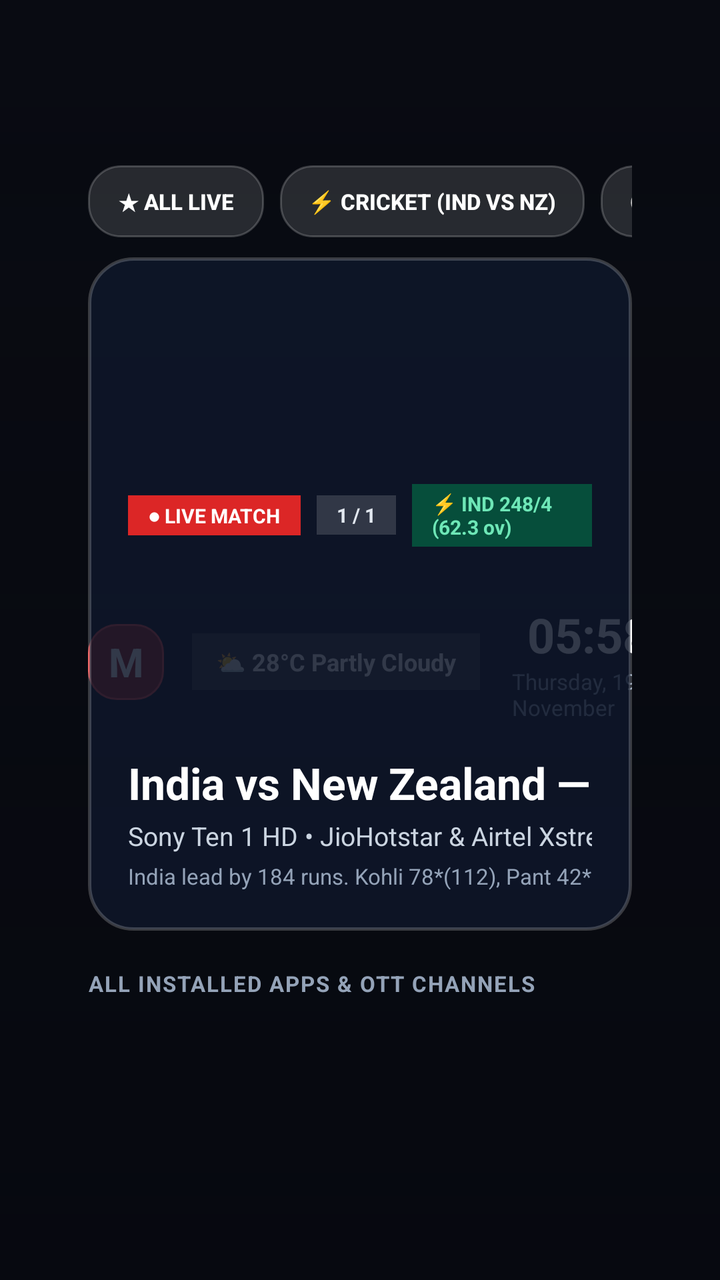
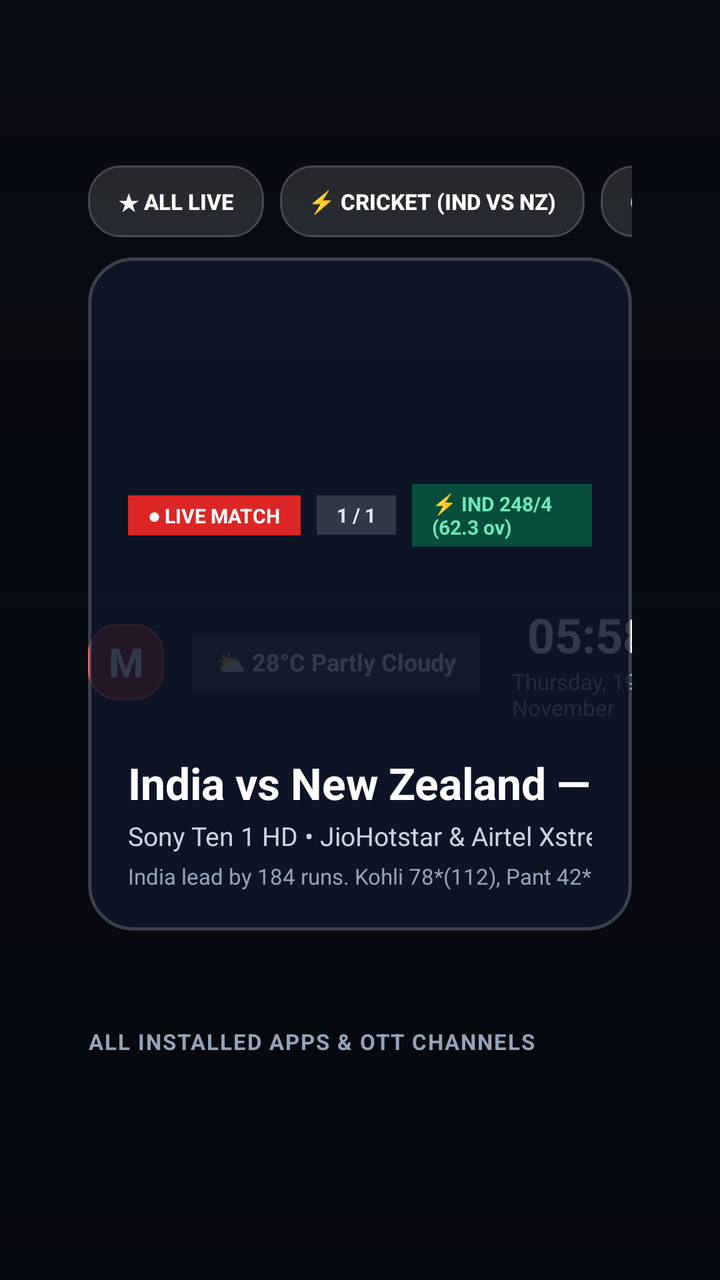

Two renders of the same Android screen: before a commit and after it. Below are the layout's source before the change and the commit's diff.
<!-- AndroidManifest.xml: application theme Theme.MashadLauncher -->
<!-- res/layout/activity_main.xml -->
<?xml version="1.0" encoding="utf-8"?>
<FrameLayout xmlns:android="http://schemas.android.com/apk/res/android"
    android:layout_width="match_parent"
    android:layout_height="match_parent"
    android:background="@color/bg_dark">

    
    <ImageView
        android:id="@+id/ivWallpaper"
        android:layout_width="match_parent"
        android:layout_height="match_parent"
        android:scaleType="centerCrop"
        android:contentDescription="@null" />

    
    <View
        android:layout_width="match_parent"
        android:layout_height="match_parent"
        android:background="@drawable/scrim_vignette" />

    
    <LinearLayout
        android:layout_width="match_parent"
        android:layout_height="wrap_content"
        android:orientation="horizontal"
        android:gravity="center_vertical"
        android:paddingStart="44dp"
        android:paddingEnd="44dp"
        android:paddingTop="22dp">

        <TextView
            android:layout_width="38dp"
            android:layout_height="38dp"
            android:background="@drawable/bg_btn_primary"
            android:gravity="center"
            android:text="M"
            android:textColor="#FFFFFF"
            android:textSize="20sp"
            android:textStyle="bold" />

        <LinearLayout
            android:layout_width="0dp"
            android:layout_height="wrap_content"
            android:layout_weight="1"
            android:orientation="vertical"
            android:layout_marginStart="14dp">

            <TextView
                android:layout_width="wrap_content"
                android:layout_height="wrap_content"
                android:text="MASHAD LAUNCHER"
                android:textColor="#FFFFFF"
                android:textSize="17sp"
                android:textStyle="bold"
                android:letterSpacing="0.04" />

            <TextView
                android:id="@+id/tvLiveStatus"
                android:layout_width="wrap_content"
                android:layout_height="wrap_content"
                android:text="● Multi-Sports &amp; Live Regional EPG Active"
                android:textColor="#10B981"
                android:textSize="11sp" />
        </LinearLayout>

        
        <LinearLayout
            android:layout_width="wrap_content"
            android:layout_height="wrap_content"
            android:orientation="horizontal"
            android:gravity="center_vertical">

            <LinearLayout
                android:layout_width="wrap_content"
                android:layout_height="wrap_content"
                android:background="#26FFFFFF"
                android:paddingStart="12dp"
                android:paddingEnd="12dp"
                android:paddingTop="6dp"
                android:paddingBottom="6dp"
                android:layout_marginEnd="16dp"
                android:orientation="horizontal"
                android:gravity="center_vertical">

                <TextView
                    android:id="@+id/tvWeather"
                    android:layout_width="wrap_content"
                    android:layout_height="wrap_content"
                    android:text="⛅ 28°C Partly Cloudy"
                    android:textColor="#FFFFFF"
                    android:textSize="12sp"
                    android:textStyle="bold" />
            </LinearLayout>

            <LinearLayout
                android:layout_width="wrap_content"
                android:layout_height="wrap_content"
                android:orientation="vertical"
                android:gravity="end">

                <TextView
                    android:id="@+id/tvClock"
                    android:layout_width="wrap_content"
                    android:layout_height="wrap_content"
                    android:text="05:58 AM"
                    android:textColor="#FFFFFF"
                    android:textSize="24sp"
                    android:textStyle="bold" />

                <TextView
                    android:id="@+id/tvDate"
                    android:layout_width="wrap_content"
                    android:layout_height="wrap_content"
                    android:text="Thursday, 19 November"
                    android:textColor="#94A3B8"
                    android:textSize="11sp" />
            </LinearLayout>
        </LinearLayout>
    </LinearLayout>

    
    <LinearLayout
        android:layout_width="match_parent"
        android:layout_height="wrap_content"
        android:layout_gravity="center_vertical"
        android:layout_marginStart="44dp"
        android:layout_marginEnd="44dp"
        android:layout_marginBottom="46dp"
        android:orientation="vertical">

        
        <HorizontalScrollView
            android:layout_width="match_parent"
            android:layout_height="wrap_content"
            android:scrollbars="none"
            android:overScrollMode="never"
            android:layout_marginBottom="10dp">

            <LinearLayout
                android:layout_width="wrap_content"
                android:layout_height="wrap_content"
                android:orientation="horizontal">

                <Button
                    android:id="@+id/btnFilterAll"
                    android:layout_width="wrap_content"
                    android:layout_height="36dp"
                    android:background="@drawable/bg_chip_filter"
                    android:focusable="true"
                    android:paddingStart="14dp"
                    android:paddingEnd="14dp"
                    android:text="★ ALL LIVE"
                    android:textColor="#FFFFFF"
                    android:textSize="11sp"
                    android:textStyle="bold" />

                <Button
                    android:id="@+id/btnFilterCricket"
                    android:layout_width="wrap_content"
                    android:layout_height="36dp"
                    android:layout_marginStart="8dp"
                    android:background="@drawable/bg_chip_filter"
                    android:focusable="true"
                    android:paddingStart="14dp"
                    android:paddingEnd="14dp"
                    android:text="⚡ CRICKET (IND vs NZ)"
                    android:textColor="#FFFFFF"
                    android:textSize="11sp"
                    android:textStyle="bold" />

                <Button
                    android:id="@+id/btnFilterFootball"
                    android:layout_width="wrap_content"
                    android:layout_height="36dp"
                    android:layout_marginStart="8dp"
                    android:background="@drawable/bg_chip_filter"
                    android:focusable="true"
                    android:paddingStart="14dp"
                    android:paddingEnd="14dp"
                    android:text="⚽ FOOTBALL (ISL / UEFA)"
                    android:textColor="#FFFFFF"
                    android:textSize="11sp"
                    android:textStyle="bold" />

                <Button
                    android:id="@+id/btnFilterOtherSports"
                    android:layout_width="wrap_content"
                    android:layout_height="36dp"
                    android:layout_marginStart="8dp"
                    android:background="@drawable/bg_chip_filter"
                    android:focusable="true"
                    android:paddingStart="14dp"
                    android:paddingEnd="14dp"
                    android:text="🥊 PKL / TENNIS / F1"
                    android:textColor="#FFFFFF"
                    android:textSize="11sp"
                    android:textStyle="bold" />

                <Button
                    android:id="@+id/btnFilterMalayalam"
                    android:layout_width="wrap_content"
                    android:layout_height="36dp"
                    android:layout_marginStart="8dp"
                    android:background="@drawable/bg_chip_filter"
                    android:focusable="true"
                    android:paddingStart="14dp"
                    android:paddingEnd="14dp"
                    android:text="🌴 MALAYALAM"
                    android:textColor="#FFFFFF"
                    android:textSize="11sp"
                    android:textStyle="bold" />

                <Button
                    android:id="@+id/btnFilterTamil"
                    android:layout_width="wrap_content"
                    android:layout_height="36dp"
                    android:layout_marginStart="8dp"
                    android:background="@drawable/bg_chip_filter"
                    android:focusable="true"
                    android:paddingStart="14dp"
                    android:paddingEnd="14dp"
                    android:text="🎬 TAMIL"
                    android:textColor="#FFFFFF"
                    android:textSize="11sp"
                    android:textStyle="bold" />

                <Button
                    android:id="@+id/btnFilterHindi"
                    android:layout_width="wrap_content"
                    android:layout_height="36dp"
                    android:layout_marginStart="8dp"
                    android:background="@drawable/bg_chip_filter"
                    android:focusable="true"
                    android:paddingStart="14dp"
                    android:paddingEnd="14dp"
                    android:text="📺 HINDI"
                    android:textColor="#FFFFFF"
                    android:textSize="11sp"
                    android:textStyle="bold" />
            </LinearLayout>
        </HorizontalScrollView>

        
        <LinearLayout
            android:id="@+id/cardLiveDock"
            android:layout_width="match_parent"
            android:layout_height="wrap_content"
            android:background="@drawable/bg_glass_card"
            android:orientation="vertical"
            android:padding="20dp">

            
            <LinearLayout
                android:layout_width="match_parent"
                android:layout_height="wrap_content"
                android:orientation="horizontal"
                android:gravity="center_vertical">

                <TextView
                    android:id="@+id/tvLiveBadge"
                    android:layout_width="wrap_content"
                    android:layout_height="wrap_content"
                    android:background="#DC2626"
                    android:paddingStart="10dp"
                    android:paddingEnd="10dp"
                    android:paddingTop="3dp"
                    android:paddingBottom="3dp"
                    android:text="● LIVE MATCH"
                    android:textColor="#FFFFFF"
                    android:textSize="10sp"
                    android:textStyle="bold" />

                <TextView
                    android:id="@+id/tvEventCounter"
                    android:layout_width="wrap_content"
                    android:layout_height="wrap_content"
                    android:layout_marginStart="8dp"
                    android:background="#26FFFFFF"
                    android:paddingStart="10dp"
                    android:paddingEnd="10dp"
                    android:paddingTop="3dp"
                    android:paddingBottom="3dp"
                    android:text="1 / 1"
                    android:textColor="#E2E8F0"
                    android:textSize="10sp"
                    android:textStyle="bold" />

                <TextView
                    android:id="@+id/tvLiveScore"
                    android:layout_width="wrap_content"
                    android:layout_height="wrap_content"
                    android:layout_marginStart="8dp"
                    android:background="#064E3B"
                    android:paddingStart="10dp"
                    android:paddingEnd="10dp"
                    android:paddingTop="3dp"
                    android:paddingBottom="3dp"
                    android:text="⚡ IND 248/4 (62.3 ov)"
                    android:textColor="#6EE7B7"
                    android:textSize="10sp"
                    android:textStyle="bold" />

                <TextView
                    android:id="@+id/tvChannelBadge"
                    android:layout_width="wrap_content"
                    android:layout_height="wrap_content"
                    android:layout_marginStart="8dp"
                    android:background="#312E81"
                    android:paddingStart="10dp"
                    android:paddingEnd="10dp"
                    android:paddingTop="3dp"
                    android:paddingBottom="3dp"
                    android:text="SONY TEN 1 HD"
                    android:textColor="#C7D2FE"
                    android:textSize="10sp"
                    android:textStyle="bold" />

                <TextView
                    android:id="@+id/tvVenueTag"
                    android:layout_width="wrap_content"
                    android:layout_height="wrap_content"
                    android:layout_marginStart="8dp"
                    android:background="#1E293B"
                    android:paddingStart="10dp"
                    android:paddingEnd="10dp"
                    android:paddingTop="3dp"
                    android:paddingBottom="3dp"
                    android:text="📍 Wankhede Stadium"
                    android:textColor="#94A3B8"
                    android:textSize="10sp"
                    android:textStyle="bold" />
            </LinearLayout>

            <Space
                android:layout_width="match_parent"
                android:layout_height="10dp" />

            
            <LinearLayout
                android:layout_width="match_parent"
                android:layout_height="wrap_content"
                android:orientation="horizontal"
                android:gravity="center_vertical">

                <LinearLayout
                    android:layout_width="0dp"
                    android:layout_height="wrap_content"
                    android:layout_weight="1"
                    android:orientation="vertical">

                    <TextView
                        android:id="@+id/tvEventTitle"
                        android:layout_width="wrap_content"
                        android:layout_height="wrap_content"
                        android:text="India vs New Zealand — 2nd Test Day 3"
                        android:textColor="#FFFFFF"
                        android:textSize="22sp"
                        android:textStyle="bold"
                        android:maxLines="1"
                        android:ellipsize="end" />

                    <TextView
                        android:id="@+id/tvEventSubtitle"
                        android:layout_width="wrap_content"
                        android:layout_height="wrap_content"
                        android:layout_marginTop="3dp"
                        android:text="Sony Ten 1 HD • JioHotstar &amp; Airtel Xstream • Live Broadcast"
                        android:textColor="#CBD5E1"
                        android:textSize="13sp" />

                    <TextView
                        android:id="@+id/tvEventDetails"
                        android:layout_width="wrap_content"
                        android:layout_height="wrap_content"
                        android:layout_marginTop="4dp"
                        android:text="India lead by 184 runs. Kohli 78*(112), Pant 42*(38). Watch on Airtel Xstream Play or JioHotstar."
                        android:textColor="#94A3B8"
                        android:textSize="11sp" />
                </LinearLayout>

                
                <LinearLayout
                    android:layout_width="wrap_content"
                    android:layout_height="wrap_content"
                    android:orientation="horizontal"
                    android:gravity="center_vertical">

                    <Button
                        android:id="@+id/btnPrev"
                        android:layout_width="54dp"
                        android:layout_height="44dp"
                        android:background="@drawable/bg_btn_nav"
                        android:focusable="true"
                        android:nextFocusDown="@id/rvApps"
                        android:text="‹"
                        android:textColor="#FFFFFF"
                        android:textSize="22sp" />

                    <Button
                        android:id="@+id/btnNext"
                        android:layout_width="54dp"
                        android:layout_height="44dp"
                        android:layout_marginStart="8dp"
                        android:background="@drawable/bg_btn_nav"
                        android:focusable="true"
                        android:nextFocusDown="@id/rvApps"
                        android:text="›"
                        android:textColor="#FFFFFF"
                        android:textSize="22sp" />

                    <Button
                        android:id="@+id/btnWatch"
                        android:layout_width="wrap_content"
                        android:layout_height="44dp"
                        android:layout_marginStart="10dp"
                        android:background="@drawable/bg_btn_primary"
                        android:focusable="true"
                        android:nextFocusDown="@id/rvApps"
                        android:paddingStart="16dp"
                        android:paddingEnd="16dp"
                        android:text="▶ WATCH"
                        android:textColor="#FFFFFF"
                        android:textSize="13sp"
                        android:textStyle="bold" />

                    <Button
                        android:id="@+id/btnXstream"
                        android:layout_width="wrap_content"
                        android:layout_height="44dp"
                        android:layout_marginStart="8dp"
                        android:background="@drawable/bg_btn_secondary"
                        android:focusable="true"
                        android:nextFocusDown="@id/rvApps"
                        android:paddingStart="16dp"
                        android:paddingEnd="16dp"
                        android:text="AIRTEL XSTREAM"
                        android:textColor="#FFFFFF"
                        android:textSize="13sp"
                        android:textStyle="bold" />
                </LinearLayout>
            </LinearLayout>
        </LinearLayout>
    </LinearLayout>

    
    <LinearLayout
        android:layout_width="match_parent"
        android:layout_height="wrap_content"
        android:layout_gravity="bottom"
        android:orientation="vertical"
        android:paddingStart="44dp"
        android:paddingEnd="44dp"
        android:paddingBottom="20dp">

        <TextView
            android:id="@+id/tvAppsCount"
            android:layout_width="wrap_content"
            android:layout_height="wrap_content"
            android:text="ALL INSTALLED APPS &amp; OTT CHANNELS"
            android:textColor="#94A3B8"
            android:textSize="11sp"
            android:textStyle="bold"
            android:letterSpacing="0.06" />

        <Space
            android:layout_width="match_parent"
            android:layout_height="6dp" />

        <androidx.recyclerview.widget.RecyclerView
            android:id="@+id/rvApps"
            android:layout_width="match_parent"
            android:layout_height="115dp"
            android:orientation="horizontal"
            android:clipToPadding="false"
            android:paddingStart="2dp"
            android:paddingEnd="2dp"
            android:focusable="true"
            android:nextFocusUp="@id/btnWatch"
            android:overScrollMode="never" />
    </LinearLayout>

</FrameLayout>
<!-- resources referenced by this layout -->
<resources>
  <color name="bg_dark">#0B0D14</color>
  <!-- drawable bg_btn_nav (drawable) -->
  <?xml version="1.0" encoding="utf-8"?>
  <selector xmlns:android="http://schemas.android.com/apk/res/android">
      <item android:state_focused="true">
          <shape android:shape="rectangle">
              <corners android:radius="12dp" />
              <solid android:color="#4F46E5" />
              <stroke android:width="2dp" android:color="#FFFFFF" />
          </shape>
      </item>
      <item>
          <shape android:shape="rectangle">
              <corners android:radius="12dp" />
              <solid android:color="#20FFFFFF" />
              <stroke android:width="1dp" android:color="#30FFFFFF" />
          </shape>
      </item>
  </selector>
  <!-- drawable bg_btn_primary (drawable) -->
  <?xml version="1.0" encoding="utf-8"?>
  <selector xmlns:android="http://schemas.android.com/apk/res/android">
      <item android:state_focused="true">
          <shape android:shape="rectangle">
              <corners android:radius="14dp" />
              <solid android:color="#DC2626" />
              <stroke android:width="2.5dp" android:color="#FFFFFF" />
          </shape>
      </item>
      <item>
          <shape android:shape="rectangle">
              <corners android:radius="14dp" />
              <solid android:color="#991B1B" />
              <stroke android:width="1dp" android:color="#EF4444" />
          </shape>
      </item>
  </selector>
  <!-- drawable bg_btn_secondary (drawable) -->
  <?xml version="1.0" encoding="utf-8"?>
  <selector xmlns:android="http://schemas.android.com/apk/res/android">
      <item android:state_focused="true">
          <shape android:shape="rectangle">
              <corners android:radius="14dp" />
              <solid android:color="#2563EB" />
              <stroke android:width="2.5dp" android:color="#FFFFFF" />
          </shape>
      </item>
      <item>
          <shape android:shape="rectangle">
              <corners android:radius="14dp" />
              <solid android:color="#1E3A8A" />
              <stroke android:width="1dp" android:color="#3B82F6" />
          </shape>
      </item>
  </selector>
  <!-- drawable bg_glass_card (drawable) -->
  <?xml version="1.0" encoding="utf-8"?>
  <shape xmlns:android="http://schemas.android.com/apk/res/android"
      android:shape="rectangle">
      <corners android:radius="22dp" />
      <solid android:color="@color/glass_card" />
      <stroke
          android:width="1.5dp"
          android:color="@color/glass_card_stroke" />
  </shape>
  <!-- drawable scrim_vignette (drawable) -->
  <?xml version="1.0" encoding="utf-8"?>
  <shape xmlns:android="http://schemas.android.com/apk/res/android">
      <gradient
          android:angle="270"
          android:startColor="#8006080F"
          android:centerColor="#B306080F"
          android:endColor="#F206080F" />
  </shape>
  <style name="Theme.MashadLauncher" parent="android:Theme.Material.NoActionBar.Fullscreen">
          <item name="android:windowBackground">@color/bg_dark</item>
          <item name="android:colorBackground">@color/bg_dark</item>
          <item name="android:windowFullscreen">true</item>
          <item name="android:windowContentOverlay">@null</item>
      </style>
  <color name="glass_card">#D90F172A</color>
  <color name="glass_card_stroke">#33FFFFFF</color>
  <!-- unchanged entries left out for length: 1 -->
</resources>

<!-- the commit's change to res/layout/activity_main.xml (unified diff, before → after) -->
@@ -469,7 +469,7 @@
         <androidx.recyclerview.widget.RecyclerView
             android:id="@+id/rvApps"
             android:layout_width="match_parent"
-            android:layout_height="115dp"
+            android:layout_height="86dp"
             android:orientation="horizontal"
             android:clipToPadding="false"
             android:paddingStart="2dp"
